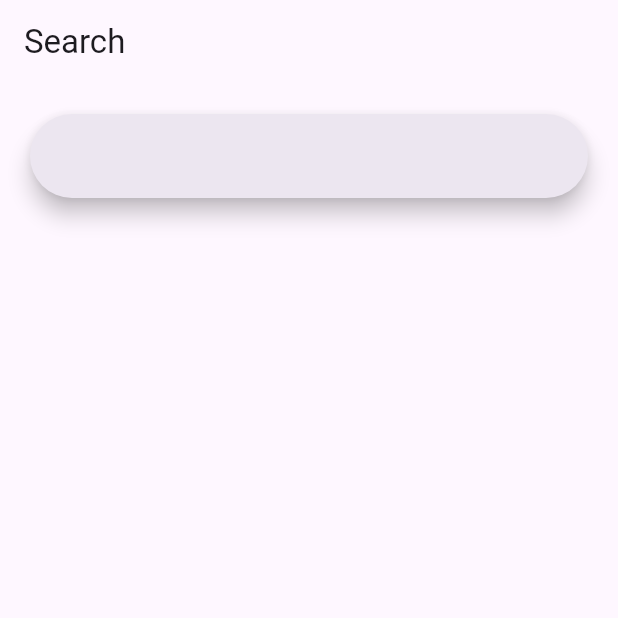
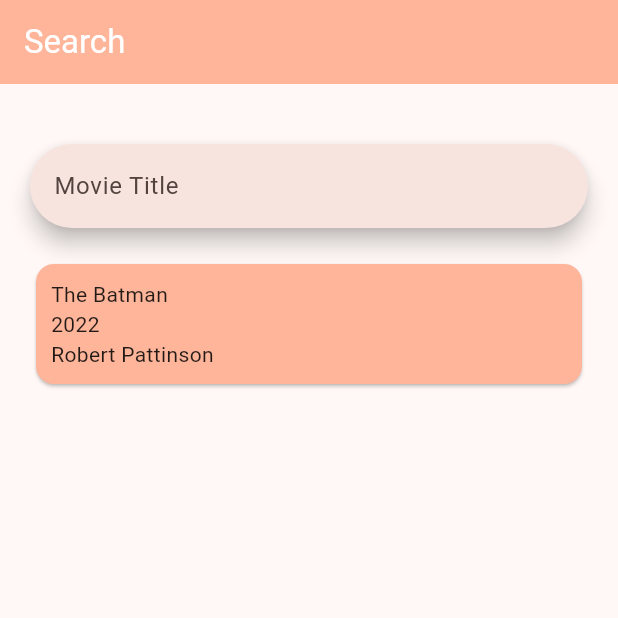
Before and after one commit to muhreeowki/film-finder-mobile, a Flutter app: the screen it shows after launch, on a phone screen of 412 x 824 dp, the top half of it. Run offline on Flutter 3.47's test engine with Material 3 defaults, Android fonts, the phone set to English and light mode, and no system bars.

Commit message:
Refactored the search widget and the result widget.
-- Removed the results widget because i will only fetch a movie at a
time for now.
-- Added a colorScheme

```diff
--- a/lib/filmfinder.dart
+++ b/lib/filmfinder.dart
@@ -6,6 +6,12 @@
 
   @override
   Widget build(BuildContext context) {
-    return MaterialApp(home: Search());
+    return MaterialApp(
+      home: Search(),
+      theme: ThemeData(
+        colorScheme: ColorScheme.fromSeed(seedColor: Colors.brown),
+        useMaterial3: true,
+      ),
+    );
   }
 }
--- a/lib/models/movie.dart
+++ b/lib/models/movie.dart
@@ -1,32 +1,33 @@
 class Movie {
   final String title;
   final String year;
-  final String rated;
-  final String runtime;
-  final List<String> genre;
-  final String director;
-  final String writer;
-  final List<String> actors;
-  final String plot;
+  final String? rated;
+  final String? runtime;
+  List<String> genre;
+  final String? director;
+  final String? writer;
+  List<String> actors;
+  final String? plot;
   final String poster;
-  final String imdbRating;
-  final String type;
+  final String? imdbRating;
+  final String? type;
   final bool response;
 
+  // TODO: Make these all required
   Movie({
     required this.title,
     required this.year,
-    required this.rated,
-    required this.runtime,
-    required this.genre,
-    required this.director,
-    required this.writer,
-    required this.actors,
-    required this.plot,
     required this.poster,
-    required this.imdbRating,
-    required this.type,
     required this.response,
+    this.rated,
+    this.runtime,
+    this.genre = const [],
+    this.director,
+    this.writer,
+    this.actors = const [],
+    this.plot,
+    this.imdbRating,
+    this.type,
   });
 
   factory Movie.fromJson(Map<String, dynamic> json) => Movie(
@@ -44,6 +45,6 @@
         poster: json['Poster'] as String,
         imdbRating: json['imdbRating'] as String,
         type: json['Type'] as String,
-        response: json['Response'] as bool,
+        response: json['Response'] == true,
       );
 }
--- a/lib/screens/search/search.dart
+++ b/lib/screens/search/search.dart
@@ -1,3 +1,5 @@
+import 'package:film_finder_mobile/models/movie.dart';
+import 'package:film_finder_mobile/screens/search/search_result.dart';
 import 'package:flutter/material.dart';
 import 'search_bar.dart';
 
@@ -9,14 +11,82 @@
 class _CreateSearchState extends State<Search> {
   // Define a mutable list of search results
   // Define a mutable string for the search query
+  Movie movie = Movie(title: "", year: "", poster: "", response: false);
+
+  void fetchFilm() {
+    setState(() {
+      movie = Movie.fromJson({
+        "Title": "The Batman",
+        "Year": "2022",
+        "Rated": "PG-13",
+        "Released": "04 Mar 2022",
+        "Runtime": "176 min",
+        "Genre": "Action, Crime, Drama",
+        "Director": "Matt Reeves",
+        "Writer": "Matt Reeves, Peter Craig, Bob Kane",
+        "Actors": "Robert Pattinson, Zoë Kravitz, Jeffrey Wright",
+        "Plot":
+            "When a sadistic serial killer begins murdering key political figures in Gotham, The Batman is forced to investigate the city's hidden corruption and question his family's involvement.",
+        "Language": "English, Spanish, Latin, Italian",
+        "Country": "United States",
+        "Awards": "Nominated for 3 Oscars. 38 wins & 184 nominations total",
+        "Poster":
+            "https://m.media-amazon.com/images/M/MV5BOGE2NWUwMDItMjA4Yi00N2Y3LWJjMzEtMDJjZTMzZTdlZGE5XkEyXkFqcGdeQXVyODk4OTc3MTY@._V1_SX300.jpg",
+        "Ratings": [
+          {"Source": "Internet Movie Database", "Value": "7.8/10"},
+          {"Source": "Rotten Tomatoes", "Value": "85%"},
+          {"Source": "Metacritic", "Value": "72/100"}
+        ],
+        "Metascore": "72",
+        "imdbRating": "7.8",
+        "imdbVotes": "808,077",
+        "imdbID": "tt1877830",
+        "Type": "movie",
+        "DVD": "N/A",
+        "BoxOffice": "\$369,345,583",
+        "Production": "N/A",
+        "Website": "N/A",
+        "Response": "True"
+      });
+    });
+  }
+
+  @override
+  void initState() {
+    fetchFilm();
+    super.initState();
+  }
 
   @override
   Widget build(BuildContext context) {
     return Scaffold(
       appBar: AppBar(
-        title: Text("Search"),
+          title: Text(
+            "Search",
+            style: TextStyle(color: Colors.white),
+          ),
+          backgroundColor: Theme.of(context).colorScheme.inversePrimary),
+      body: Container(
+        padding: EdgeInsets.all(20.0),
+        child: Column(
+          children: [
+            SizedBox(
+              height: 20,
+            ),
+            FilmFinderSearchBar(),
+            SizedBox(
+              height: 20,
+            ),
+            () {
+              if (movie.title != "") {
+                return SearchResult(movie);
+              } else {
+                return const Text("");
+              }
+            }()
+          ],
+        ),
       ),
-      body: Container(padding: EdgeInsets.all(20.0), child: SearchBar()),
     );
   }
 
--- a/lib/screens/search/search_result.dart
+++ b/lib/screens/search/search_result.dart
@@ -1,22 +1,32 @@
+import 'package:film_finder_mobile/models/movie.dart';
 import 'package:flutter/material.dart';
 
 class SearchResult extends StatelessWidget {
-  final String _title;
-  final String _year;
-  final String _imageURL;
+  final Movie _movie;
 
-  SearchResult(this._title, this._year, this._imageURL);
+  SearchResult(this._movie);
 
   @override
   Widget build(BuildContext context) {
-    return Container(
-      child: Column(
-        children: [
-          Text("Title: $_title"),
-          Text("Year: $_year"),
-          Text("ImageURL: $_imageURL"),
-        ],
-      ),
-    );
+    return Card(
+        color: Theme.of(context).colorScheme.inversePrimary,
+        child: Padding(
+          padding: EdgeInsets.all(10),
+          child: Column(
+            mainAxisAlignment: MainAxisAlignment.start,
+            crossAxisAlignment: CrossAxisAlignment.stretch,
+            children: [
+              Text(_movie.title),
+              Text(_movie.year),
+              Text(() {
+                if (_movie.actors.isNotEmpty) {
+                  return _movie.actors.first;
+                } else {
+                  return "";
+                }
+              }())
+            ],
+          ),
+        ));
   }
 }
```
Also changed, not shown: lib/screens/search/movie_poster.dart (added), 1 other file.
